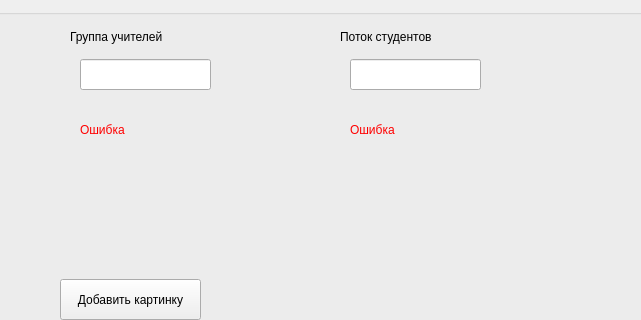
Qt form client/Forms/CourseAdder/courseadder.ui (sofinvalery/LMS) before a commit; both pictures show x 239 to 880 and y 0 to 320 of the 1339 by 704 pixel window.
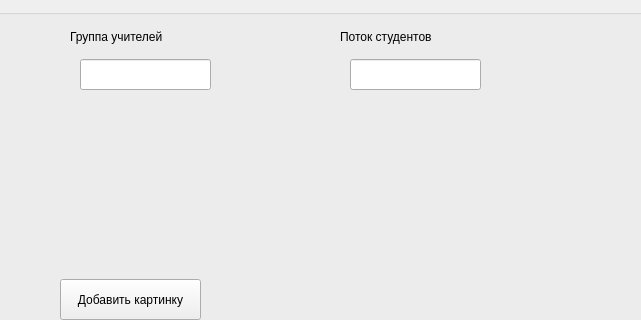
The same form after that commit.

```diff
--- a/client/Forms/CourseAdder/courseadder.ui
+++ b/client/Forms/CourseAdder/courseadder.ui
@@ -72,15 +72,15 @@
      <rect>
       <x>310</x>
       <y>110</y>
-      <width>141</width>
-      <height>21</height>
+      <width>201</width>
+      <height>41</height>
      </rect>
     </property>
     <property name="styleSheet">
      <string notr="true">color: rgb(255, 0, 0);</string>
     </property>
     <property name="text">
-     <string>Ошибка</string>
+     <string/>
     </property>
    </widget>
    <widget class="QLabel" name="StudentsError">
@@ -88,7 +88,7 @@
      <rect>
       <x>580</x>
       <y>110</y>
-      <width>141</width>
+      <width>211</width>
       <height>21</height>
      </rect>
     </property>
@@ -96,7 +96,7 @@
      <string notr="true">color: rgb(255, 0, 0);</string>
     </property>
     <property name="text">
-     <string>Ошибка</string>
+     <string/>
     </property>
    </widget>
    <widget class="QWidget" name="verticalLayoutWidget">
```
Left out of the diff: 4 changed lines with no effect on the pictures.
